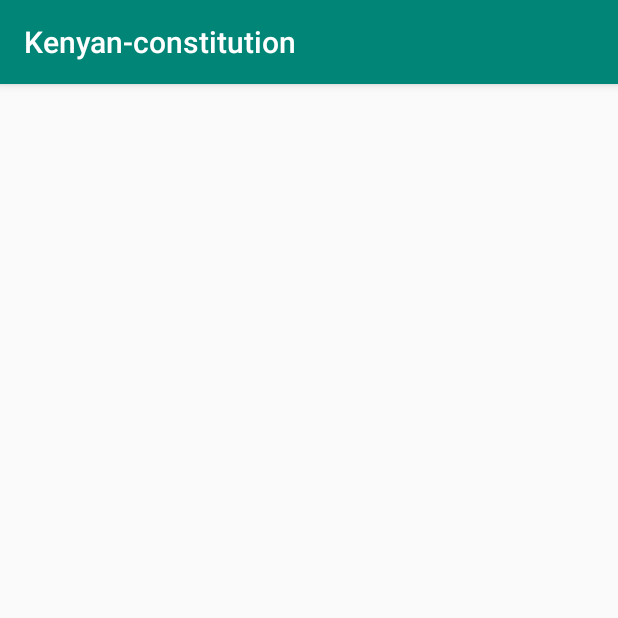
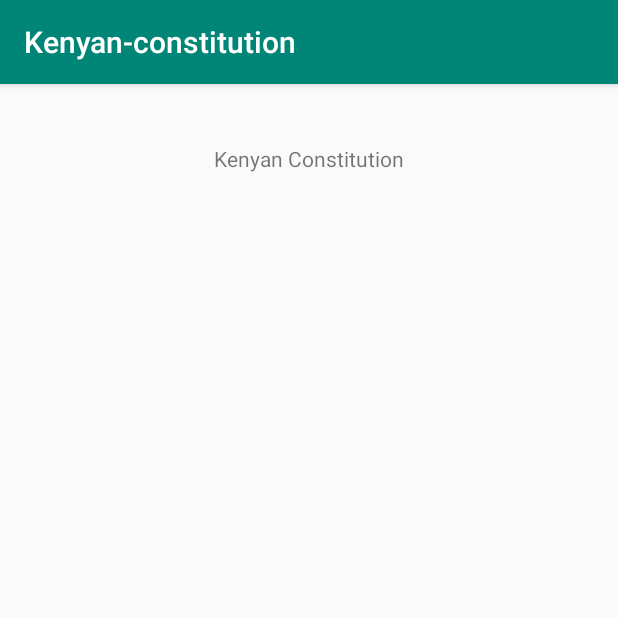
Before and after one commit to abigailwambui/Kenyan-constitution, an Android app: the screen it shows after launch (MainActivity), on a phone screen of 412 x 824 dp, the top half of it. Run offline under Robolectric (Android 15) with nearby library versions, the phone set to English and light mode, and no system bars.

Commit message:
text view to place the app name

```diff
--- a/app/src/main/res/layout/activity_main.xml
+++ b/app/src/main/res/layout/activity_main.xml
@@ -2,4 +2,14 @@
 <RelativeLayout xmlns:android="http://schemas.android.com/apk/res/android"
     android:layout_width="match_parent" android:layout_height="match_parent">
 
+
+    <TextView
+        android:layout_width="wrap_content"
+        android:layout_height="wrap_content"
+        android:text="Kenyan Constitution"
+        android:layout_alignParentTop="true"
+        android:layout_centerHorizontal="true"
+        android:layout_marginTop="40dp"/>
+
+
 </RelativeLayout>
```
